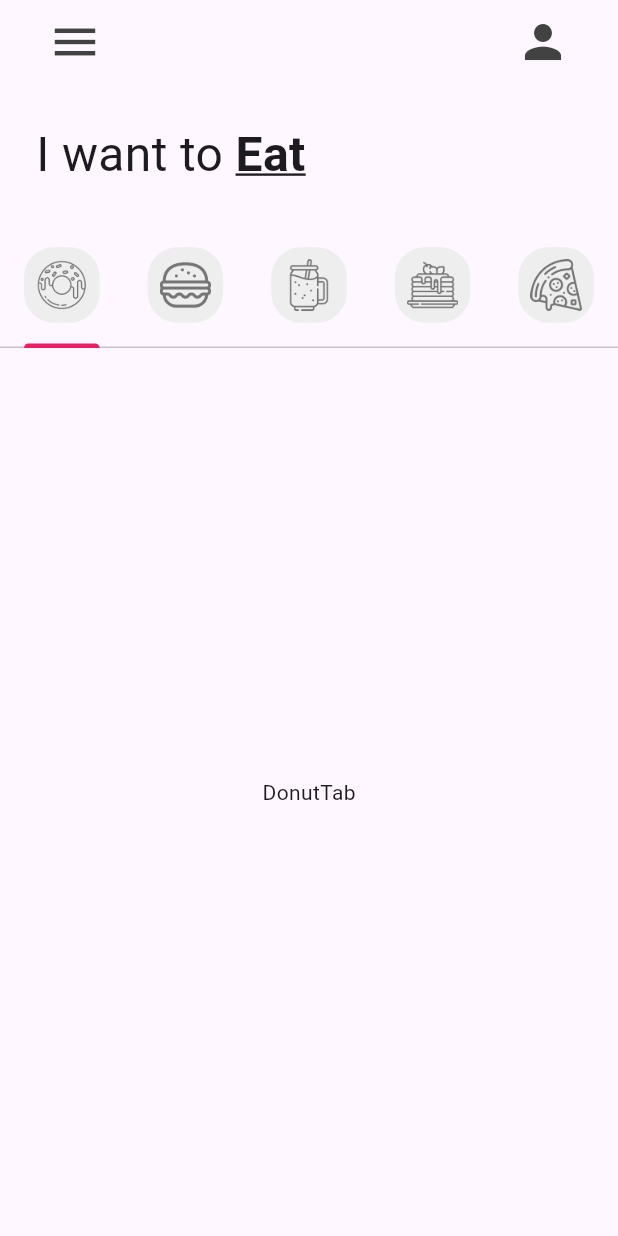
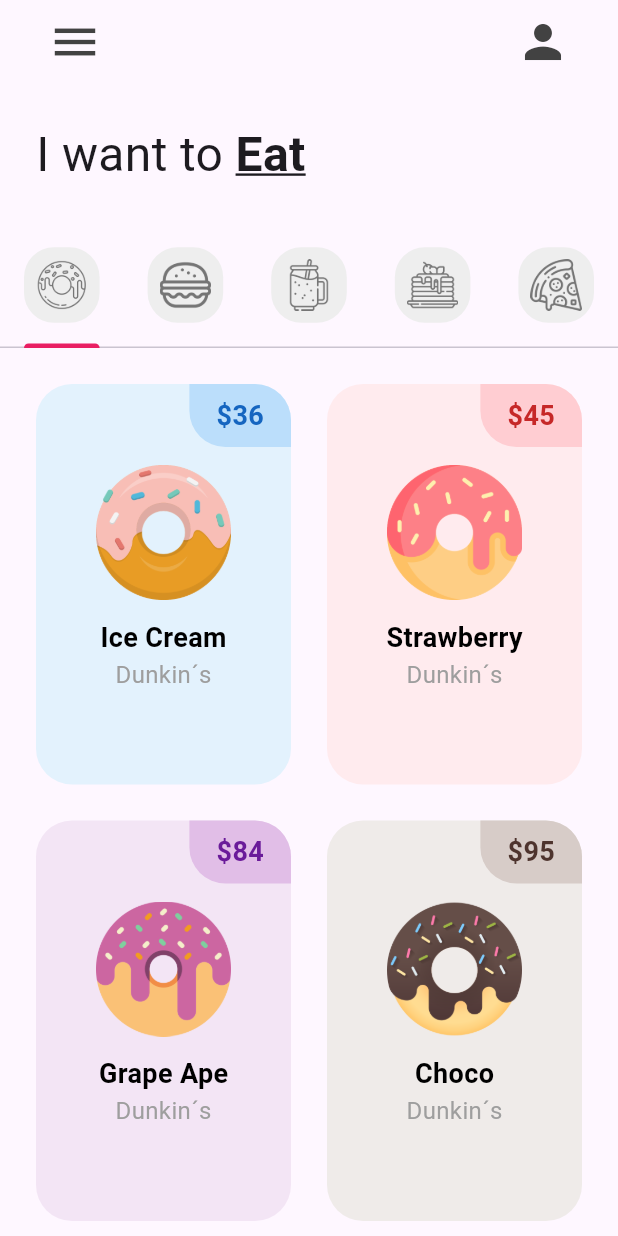
Before and after one commit to ragdeer/reto1_donut_app_ragde_escalante, a Flutter app: the screen it shows after launch, on a phone screen of 412 x 824 dp. Run offline on Flutter 3.47's test engine with Material 3 defaults, Android fonts, the phone set to English and light mode, and no system bars.

Commit message:
Donut tile añadido

```diff
--- a/lib/pages/home_page.dart
+++ b/lib/pages/home_page.dart
@@ -59,7 +59,7 @@ class _HomePageState extends State<HomePage> {
             //TAB BAR
             TabBar(tabs: myTabs),
             //TAB BAR VIEW
-            const Expanded(child: TabBarView(children: [
+              Expanded(child: TabBarView(children: [
               //Donut
               DonutTab(),
               //Burger
--- a/lib/tab/donut_tab.dart
+++ b/lib/tab/donut_tab.dart
@@ -1,14 +1,35 @@
 import 'package:flutter/material.dart';
+import 'package:reto1_donut_app_ragde_escalante/utils/donut_tile.dart';
 
 class DonutTab extends StatelessWidget {
-  const DonutTab({super.key});
+
+  //List of donuts
+  final List donutsOnSale = [
+     //[donutFlavor, donutPrice, donutColor, imageName]
+  ["Ice Cream", "36", Colors.blue , "lib/images/icecream_donut.png"],
+  ["Strawberry", "45", Colors.red, "lib/images/strawberry_donut.png" ],
+  ["Grape Ape", "84", Colors.purple,"lib/images/grape_donut.png"],
+  ["Choco", "95", Colors.brown,"lib/images/chocolate_donut.png"]
+  ];
+
+
+  DonutTab({super.key});
 
   @override
   Widget build(BuildContext context) {
-    return Container(
-      child: const Center(
-        child: Text('DonutTab'),
-      ),
+    return GridView.builder(
+      itemCount:donutsOnSale.length, //Longitud de cuantos elementos voy a tener
+      padding: const EdgeInsets.all(12),
+      gridDelegate: const SliverGridDelegateWithFixedCrossAxisCount(
+        crossAxisCount: 2, childAspectRatio: 1/1.5), //Dos columnas
+          itemBuilder: (context, index) {
+            return DonutTile(
+              donutFlavor: donutsOnSale[index][0],
+              donutPrice: donutsOnSale[index][1],
+              donutColor: donutsOnSale[index][2],
+              imageName: donutsOnSale[index][3]
+            );
+          }
       );
   }
 }
--- /dev/null
+++ b/lib/utils/donut_tile.dart
@@ -0,0 +1,81 @@
+import 'package:flutter/material.dart';
+
+class DonutTile extends StatelessWidget {
+  final String donutFlavor;
+  final String donutPrice;
+  final dynamic donutColor;
+  final String imageName; // Cambiado de String a Dynamic
+
+  final double borderRadius = 24;
+
+  const DonutTile({
+    super.key,
+    required this.donutFlavor,
+    required this.donutPrice,
+    this.donutColor,
+    required this.imageName,
+  });
+
+  @override
+  Widget build(BuildContext context) {
+    return Padding(
+      padding: const EdgeInsets.all(12),
+      child: Container(
+        decoration: BoxDecoration(
+          color: donutColor[50],
+          borderRadius: BorderRadius.circular(borderRadius),
+        ),
+        child: Column(
+          children: [
+            Row(
+              mainAxisAlignment: MainAxisAlignment.end,
+              children: [
+                Container(
+                  decoration: BoxDecoration(
+                    color: donutColor[100],
+                    borderRadius: BorderRadius.only(
+                      topRight: Radius.circular(borderRadius),
+                      bottomLeft: Radius.circular(borderRadius),
+                    ),
+                  ),
+                  padding:
+                      const EdgeInsets.symmetric(vertical: 8, horizontal: 18),
+                  child: Text(
+                    '\$$donutPrice',
+                    style: TextStyle(
+                      fontWeight: FontWeight.bold,
+                      fontSize: 18,
+                      color: donutColor[800],
+                    ),
+                  ),
+                )
+              ],
+            ),
+            // DONUT IMAGE
+            Padding(
+              padding:
+                  const EdgeInsets.symmetric(horizontal: 40, vertical: 12),
+              child: Image.asset(imageName),
+            ),
+            // DONUT NAME
+            Text(
+              donutFlavor,
+              style: TextStyle(
+                fontSize: 18,
+                fontWeight: FontWeight.bold,
+                color: Colors.black,
+              ),
+            ),
+            Text(
+              'Dunkin´s',
+              style: TextStyle(
+                fontSize: 16,
+                color: Colors.grey[500],
+              ),
+            ),
+          ],
+        ),
+      ),
+    );
+  }
+}
```
